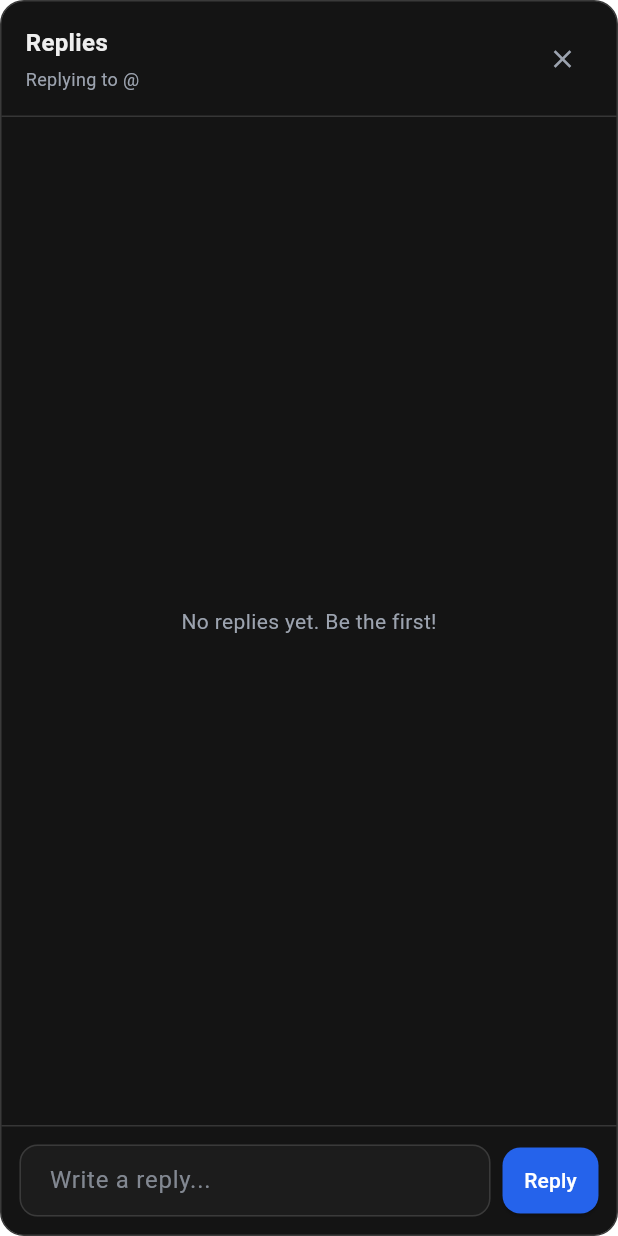
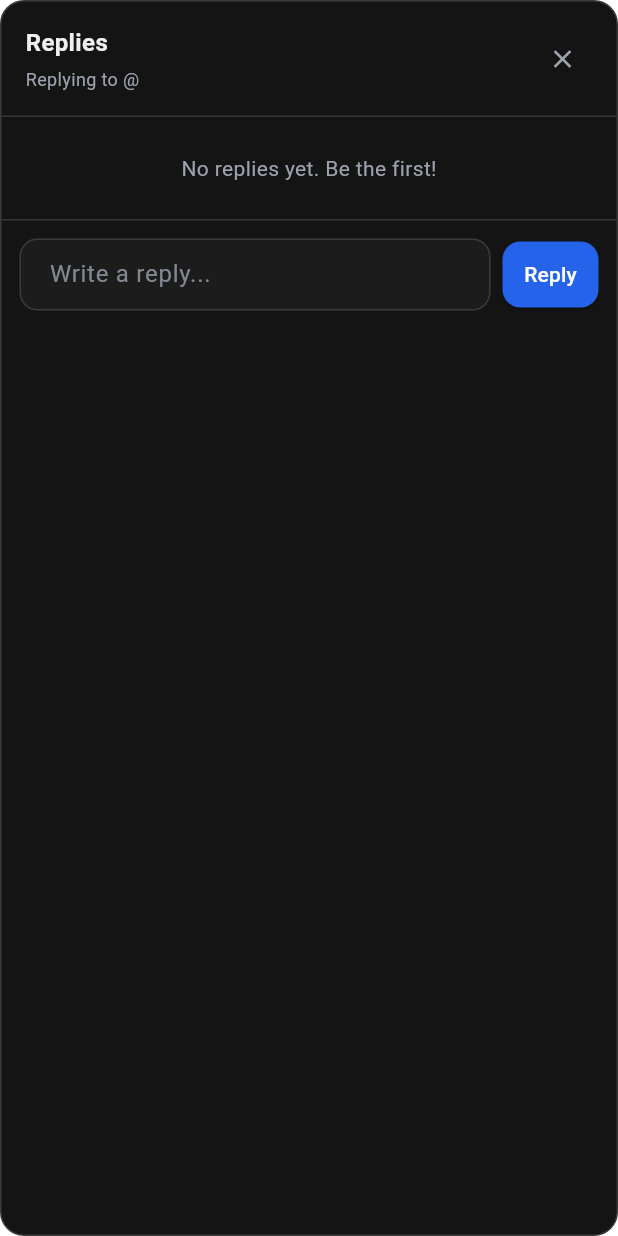
Before and after one commit to pbp-kelompok-f08/Hoppin-Flutter, a Flutter app: the _ReplyPanelDesktop widget shown alone on an empty page, opened directly with empty values, on a phone screen of 412 x 824 dp. Run offline on Flutter 3.47's test engine with Material 3 defaults, Android fonts, the phone set to English and light mode, and no system bars; missing offline and left inert: pbp_django_auth.

Commit message:
kode benar

```diff
--- a/lib/threads/screens/ThreadPage.dart
+++ b/lib/threads/screens/ThreadPage.dart
@@ -112,6 +112,7 @@ class _ThreadsPageState extends State<ThreadsPage> {
       setState(() => loading = false);
     }
   }
+
   void _closeReplies() {
     setState(() {
       activeThreadId = null;
@@ -150,9 +151,8 @@ class _ThreadsPageState extends State<ThreadsPage> {
       return;
     }
 
-    final filtered = allThreads
-        .where((t) => t.tags.toLowerCase().contains(term))
-        .toList();
+    final filtered =
+        allThreads.where((t) => t.tags.toLowerCase().contains(term)).toList();
     setState(() {
       visibleThreads = filtered;
       searchInfo = filtered.isNotEmpty
@@ -276,7 +276,8 @@ class _ThreadsPageState extends State<ThreadsPage> {
         if (res.containsKey('id')) {
           newReply = rm.Reply.fromJson(res);
         } else if (res['reply'] is Map) {
-        newReply = rm.Reply.fromJson((res['reply'] as Map).cast<String, dynamic>());
+          newReply = rm.Reply.fromJson(
+              (res['reply'] as Map).cast<String, dynamic>());
         }
       } catch (parseError) {
         debugPrint("Parsing error (but server saved it): $parseError");
@@ -308,9 +309,9 @@ class _ThreadsPageState extends State<ThreadsPage> {
       // Log error asli untuk debugging
       debugPrint("Submit Reply Error: $e");
 
-    // Kadang server mengembalikan sukses tapi formatnya bukan JSON yang diharapkan
-    // Kita cek jika errornya hanya soal format, jangan tampilkan "Failed" ke user
-    if (e.toString().contains("type 'String' is not a subtype of type 'Map'")) {
+      if (e
+          .toString()
+          .contains("type 'String' is not a subtype of type 'Map'")) {
         await _service.fetchReplies(threadId).then((fresh) {
           setState(() => replies = fresh);
         });
@@ -326,13 +327,15 @@ void _updateLocalThreadReplyCount(String threadId, int? serverCount) {
     final idx = allThreads.indexWhere((t) => t.id == threadId);
     if (idx != -1) {
       final old = allThreads[idx];
-    allThreads[idx] = updateThread(old, replyCount: serverCount ?? (old.replyCount + 1));
+      allThreads[idx] =
+          updateThread(old, replyCount: serverCount ?? (old.replyCount + 1));
     }
 
     final vidx = visibleThreads.indexWhere((t) => t.id == threadId);
     if (vidx != -1) {
       final old = visibleThreads[vidx];
-    visibleThreads[vidx] = updateThread(old, replyCount: serverCount ?? (old.replyCount + 1));
+      visibleThreads[vidx] =
+          updateThread(old, replyCount: serverCount ?? (old.replyCount + 1));
     }
   }
 
@@ -366,7 +369,15 @@ void _updateLocalThreadReplyCount(String threadId, int? serverCount) {
         title: const Text("Threads"),
         foregroundColor: Tw.text,
       ),
+
+      // ✅ SCROLLABLE BERSAMAAN:
+      // - Bungkus semua konten dengan RefreshIndicator + SingleChildScrollView
+      // - Hilangkan Expanded/ListView scroll internal di kolom threads & panel replies
       body: SafeArea(
+        child: RefreshIndicator(
+          onRefresh: _loadThreads,
+          child: SingleChildScrollView(
+            physics: const AlwaysScrollableScrollPhysics(),
             child: Padding(
               padding: const EdgeInsets.symmetric(horizontal: Tw.s4),
               child: Center(
@@ -396,13 +407,13 @@ void _updateLocalThreadReplyCount(String threadId, int? serverCount) {
                             ),
                             const SizedBox(width: Tw.s5),
 
-                        // Middle: thread list
+                            // Middle: thread list (jadi non-scroll internal)
                             Expanded(
                               child: _CenterThreadsColumn(
                                 loading: loading,
                                 error: error,
                                 visibleThreads: visibleThreads,
-                            onRefresh: _loadThreads,
+                                onRefresh: _loadThreads, // dipakai untuk Retry
                                 onCreate: _showCreateThread,
                                 currentUsername: _currentUsername,
                                 onTapTag: _searchByTag,
@@ -413,7 +424,7 @@ void _updateLocalThreadReplyCount(String threadId, int? serverCount) {
 
                             const SizedBox(width: Tw.s5),
 
-                        // Right: reply panel (desktop only)
+                            // Right: reply panel (desktop only, jadi non-scroll internal)
                             if (activeThreadId != null)
                               SizedBox(
                                 width: 420,
@@ -440,10 +451,14 @@ void _updateLocalThreadReplyCount(String threadId, int? serverCount) {
                               infoText: searchInfo,
                             ),
                             const SizedBox(height: Tw.s4),
-                        _TrendsCard(tagCount: tagCount, onTapTag: _searchByTag),
+                            _TrendsCard(
+                              tagCount: tagCount,
+                              onTapTag: _searchByTag,
+                            ),
                             const SizedBox(height: Tw.s4),
-                        Expanded(
-                          child: _CenterThreadsColumn(
+
+                            // ⚠️ penting: jangan pakai Expanded lagi karena sudah SingleChildScrollView
+                            _CenterThreadsColumn(
                               loading: loading,
                               error: error,
                               visibleThreads: visibleThreads,
@@ -454,8 +469,9 @@ void _updateLocalThreadReplyCount(String threadId, int? serverCount) {
                               onLikeThread: _toggleLikeThread,
                               onOpenReplies: _openReplies,
                             ),
-                        ),
-                      ],
+                          ],
+                        ),
+                ),
               ),
             ),
           ),
@@ -703,12 +719,10 @@ class _CenterThreadsColumn extends StatelessWidget {
             ),
           ),
           const SizedBox(height: Tw.s2),
-          Expanded(
-            child: RefreshIndicator(
-              onRefresh: onRefresh,
-              child: _buildBody(context),
-            ),
-          ),
+
+          // ✅ SCROLLABLE BERSAMAAN:
+          // Hapus Expanded + RefreshIndicator internal. Body dibuat non-scroll internal.
+          _buildBody(context),
         ],
       ),
     );
@@ -716,50 +730,46 @@ class _CenterThreadsColumn extends StatelessWidget {
 
   Widget _buildBody(BuildContext context) {
     if (loading) {
-      return ListView(
-        children: const [
-          SizedBox(height: Tw.s12),
-          Center(child: CircularProgressIndicator()),
+      return const Padding(
+        padding: EdgeInsets.symmetric(vertical: Tw.s12),
+        child: Column(
+          children: [
+            CircularProgressIndicator(),
             SizedBox(height: Tw.s3),
-          Center(
-            child: Text(
-              "Loading Threads...",
-              style: TextStyle(color: Tw.muted),
-            ),
-          ),
-        ],
+            Text("Loading Threads...", style: TextStyle(color: Tw.muted)),
+          ],
+        ),
       );
     }
 
     if (error != null) {
-      return ListView(
-        children: [
-          const SizedBox(height: Tw.s12),
-          Center(
-            child: Text(
+      return Padding(
+        padding: const EdgeInsets.symmetric(vertical: Tw.s12),
+        child: Column(
+          children: [
+            Text(
               "Error: $error",
               style: const TextStyle(color: Colors.redAccent),
-            ),
+              textAlign: TextAlign.center,
             ),
             const SizedBox(height: Tw.s4),
-          Center(
-            child: TextButton(
+            TextButton(
               onPressed: onRefresh,
               child: const Text("Retry", style: TextStyle(color: Tw.blue2)),
             ),
-          ),
-        ],
+          ],
+        ),
       );
     }
 
     if (visibleThreads.isEmpty) {
-      return ListView(
-        children: const [
-          SizedBox(height: Tw.s12),
+      return const Padding(
+        padding: EdgeInsets.symmetric(vertical: Tw.s12),
+        child: Column(
+          children: [
             Icon(Icons.inbox_outlined, size: 64, color: Tw.muted),
             SizedBox(height: Tw.s3),
-          Center(
-            child: Text(
+            Text(
               "No threads right now 💤",
               style: TextStyle(
                 color: Tw.text,
@@ -767,19 +777,21 @@ class _CenterThreadsColumn extends StatelessWidget {
                 fontWeight: FontWeight.w600,
               ),
             ),
-          ),
             SizedBox(height: Tw.s2),
-          Center(
-            child: Text(
+            Text(
               "Be the first to share something with the community!",
               style: TextStyle(color: Tw.muted),
-            ),
-          ),
-        ],
+              textAlign: TextAlign.center,
+            ),
+          ],
+        ),
       );
     }
 
     return ListView.builder(
+      // penting biar ikut SingleChildScrollView luar
+      shrinkWrap: true,
+      physics: const NeverScrollableScrollPhysics(),
       itemCount: visibleThreads.length,
       itemBuilder: (context, i) {
         final item = visibleThreads[i];
@@ -868,8 +880,6 @@ class _ThreadCard extends StatelessWidget {
                         icon: const Icon(Icons.more_vert, color: Tw.muted),
                         color: Tw.card2,
                         onSelected: (v) {
-                          // delete action di HTML kamu: link /thread/<id>/delete
-                          // di Flutter: panggil endpoint delete
                           _toast(
                             context,
                             "Delete: implement endpoint delete untuk thread ${item.id}",
@@ -972,7 +982,6 @@ class _ThreadCard extends StatelessWidget {
   }
 
   static String _fmtDate(DateTime d) {
-    // mirip new Date(createdAt).toLocaleString()
     return "${d.year}-${_two(d.month)}-${_two(d.day)} ${_two(d.hour)}:${_two(d.minute)}";
   }
 
@@ -1018,7 +1027,7 @@ class _ReplyPanelDesktop extends StatelessWidget {
   final Future<void> Function() onSubmitReply;
   final TextEditingController replyController;
   final String? emptyHint;
-  final VoidCallback onClose; // Parameter baru untuk fungsi tutup
+  final VoidCallback onClose;
 
   const _ReplyPanelDesktop({
     required this.activeThreadId,
@@ -1029,76 +1038,34 @@ class _ReplyPanelDesktop extends StatelessWidget {
     required this.onLikeReply,
     required this.onSubmitReply,
     required this.replyController,
-    required this.onClose, // Wajib diisi
+    required this.onClose,
     this.emptyHint,
   });
 
   @override
   Widget build(BuildContext context) {
-    return Container(
-      decoration: BoxDecoration(
-        color: Tw.card,
-        border: Border.all(color: Tw.border),
-        borderRadius: const BorderRadius.all(Tw.rXl),
-      ),
-      child: Column(
-        children: [
-          // Header Panel
-          Container(
-            padding: const EdgeInsets.all(Tw.s4),
-            decoration: BoxDecoration(
-              border: Border(
-                bottom: BorderSide(color: Tw.border.withOpacity(0.9)),
-              ),
-            ),
-            child: Row(
-              children: [
-                Expanded(
-                  child: Column(
-                    crossAxisAlignment: CrossAxisAlignment.start,
-                    children: [
-                      const Text(
-                        "Replies",
-                        style: TextStyle(
-                          color: Tw.text,
-                          fontSize: 16,
-                          fontWeight: FontWeight.w700,
-                        ),
-                      ),
-                      const SizedBox(height: 4),
-                      Text(
-                        activeUsername == null
-                            ? "—"
-                            : "Replying to @$activeUsername",
-                        style: const TextStyle(color: Tw.muted, fontSize: 12),
-                      ),
-                    ],
-                  ),
-                ),
-                // Tombol Close (X)
-                IconButton(
-                  onPressed: onClose,
-                  icon: const Icon(Icons.close, color: Tw.muted, size: 20),
-                  tooltip: "Close replies",
-                  splashRadius: 20,
-                  visualDensity: VisualDensity.compact,
-                ),
-              ],
-            ),
-          ),
-
-          // List Balasan (Replies List)
-          Expanded(
-            child: loading
-                ? const Center(child: CircularProgressIndicator())
-                : (replies.isEmpty)
-                    ? Center(
+    Widget repliesBody;
+
+    if (loading) {
+      repliesBody = const Padding(
+        padding: EdgeInsets.symmetric(vertical: Tw.s6),
+        child: Center(child: CircularProgressIndicator()),
+      );
+    } else if (replies.isEmpty) {
+      repliesBody = Padding(
+        padding: const EdgeInsets.symmetric(vertical: Tw.s6),
+        child: Center(
           child: Text(
             emptyHint ?? "No replies yet. Be the first!",
             style: const TextStyle(color: Tw.muted),
           ),
-                      )
-                    : ListView.builder(
+        ),
+      );
+    } else {
+      // ✅ ikut scroll luar: non-scroll internal
+      repliesBody = ListView.builder(
+        shrinkWrap: true,
+        physics: const NeverScrollableScrollPhysics(),
         itemCount: replies.length,
         itemBuilder: (context, i) {
           final r = replies[i];
@@ -1108,8 +1075,62 @@ class _ReplyPanelDesktop extends StatelessWidget {
             onLike: () => onLikeReply(r),
           );
         },
-                      ),
-          ),
+      );
+    }
+
+    return Container(
+      decoration: BoxDecoration(
+        color: Tw.card,
+        border: Border.all(color: Tw.border),
+        borderRadius: const BorderRadius.all(Tw.rXl),
+      ),
+      child: Column(
+        children: [
+          // Header Panel
+          Container(
+            padding: const EdgeInsets.all(Tw.s4),
+            decoration: BoxDecoration(
+              border: Border(
+                bottom: BorderSide(color: Tw.border.withOpacity(0.9)),
+              ),
+            ),
+            child: Row(
+              children: [
+                Expanded(
+                  child: Column(
+                    crossAxisAlignment: CrossAxisAlignment.start,
+                    children: [
+                      const Text(
+                        "Replies",
+                        style: TextStyle(
+                          color: Tw.text,
+                          fontSize: 16,
+                          fontWeight: FontWeight.w700,
+                        ),
+                      ),
+                      const SizedBox(height: 4),
+                      Text(
+                        activeUsername == null
+                            ? "—"
+                            : "Replying to @$activeUsername",
+                        style: const TextStyle(color: Tw.muted, fontSize: 12),
+                      ),
+                    ],
+                  ),
+                ),
+                IconButton(
+                  onPressed: onClose,
+                  icon: const Icon(Icons.close, color: Tw.muted, size: 20),
+                  tooltip: "Close replies",
+                  splashRadius: 20,
+                  visualDensity: VisualDensity.compact,
+                ),
+              ],
+            ),
+          ),
+
+          // Replies list (non-scroll internal)
+          repliesBody,
 
           // Input Area
           Container(
@@ -1238,7 +1259,6 @@ class _ReplyCard extends StatelessWidget {
                         ),
                         color: Tw.card2,
                         onSelected: (v) {
-                          // HTML kamu: /reply/<id>/delete
                           _toast(
                             context,
                             "Delete reply: implement endpoint delete reply ${item.id}",
@@ -1307,7 +1327,7 @@ class _ReplyCard extends StatelessWidget {
   }
 }
 
-/// Mobile reply dialog (mirip overlay fixed pada HTML)
+/// Mobile reply dialog (tetap sama, karena modal ini memang punya scroll sendiri)
 class _ReplyDialog extends StatelessWidget {
   final String titleUsername;
   final bool loading;
```
Also changed, not shown: lib/threads/services.dart (deleted). Lines whose indentation alone changed are shown as unchanged.
